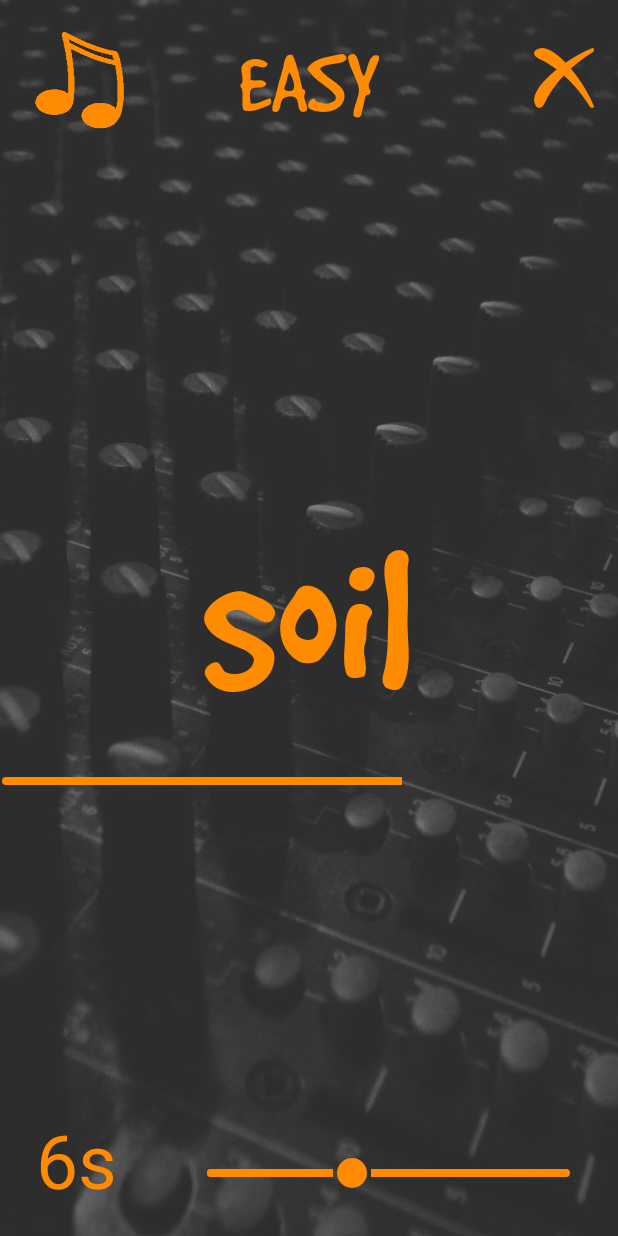
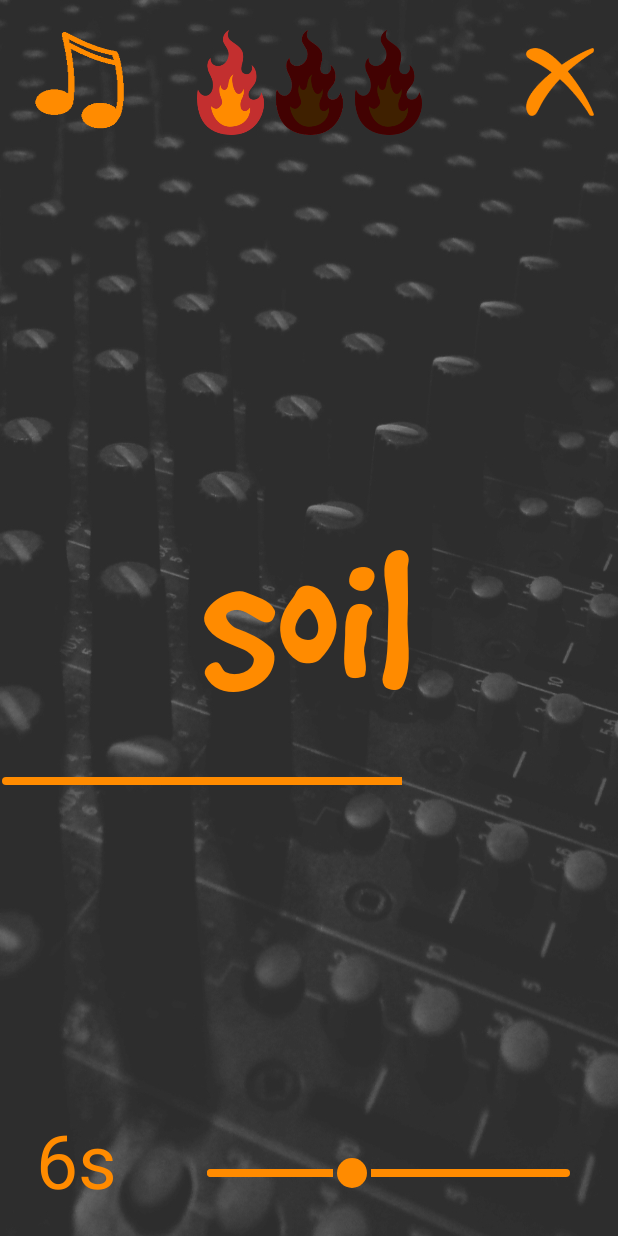
Before and after one commit to andyzhang50/Freestyle-Hero, an Android app: the screen it shows after launch (ScreenSlideActivity), after a tap on "PLAY", on a phone screen of 412 x 824 dp. Run offline under Robolectric (Android 15) with nearby library versions, the phone set to English and light mode, and no system bars.

Commit message:
Updated the toggle word difficulty feature. Made three options (easy, medium, hard). Changed icon of toggle difficulty button.

```diff
--- a/app/src/main/java/com/andy/freestylehero/MainActivity.java
+++ b/app/src/main/java/com/andy/freestylehero/MainActivity.java
@@ -19,12 +19,16 @@ public class MainActivity extends AppCompatActivity {
 
     // argument keys for mDuration, mIsModeHard and mIsMusicOn
     public static final String ARG_DURATION = "duration";
-    public static final String ARG_IS_MODE_HARD = "is_mode_hard";
     public static final String ARG_IS_MUSIC_ON = "is_music_on";
+    public static final String ARG_DIFFICULTY = "difficulty";
+
+    enum Difficulty {
+        EASY, MEDIUM, HARD
+    }
 
     private int mDuration; // Duration of each word's appearance on screen
-    private boolean mIsModeHard; // true if mode is hard, false if mode is easy
-    private boolean mIsMusicOn; // true if music turned on, false if turned off
+    private boolean mIsMusicOn; // True if music turned on, false if turned off
+    private Difficulty mDifficulty; // Word difficulty
     private static Typeface sCustomFontTypeFace; // Typeface variable for the main font
 
     @Override
@@ -33,8 +37,8 @@ public class MainActivity extends AppCompatActivity {
         setContentView(R.layout.activity_main);
 
         mDuration = DEFAULT_DURATION;
-        mIsModeHard = false;
         mIsMusicOn = true;
+        mDifficulty = Difficulty.EASY;
 
         sCustomFontTypeFace = Typeface.createFromAsset(getAssets(), CUSTOM_FONT_PATH);
 
@@ -55,7 +59,7 @@ public class MainActivity extends AppCompatActivity {
                 Intent intent = new Intent(MainActivity.this, ScreenSlideActivity.class);
                 intent.putExtra(ARG_DURATION, mDuration);
                 intent.putExtra(ARG_IS_MUSIC_ON, mIsMusicOn);
-                intent.putExtra(ARG_IS_MODE_HARD, mIsModeHard);
+                intent.putExtra(ARG_DIFFICULTY, mDifficulty);
                 startActivity(intent);
             }
         });
@@ -69,15 +73,17 @@ public class MainActivity extends AppCompatActivity {
             }
         });
 
-        // Easy/hard mode toggle button
-        ToggleButton modeToggleButton = findViewById(R.id.modeToggleButtonMain);
-        modeToggleButton.setTypeface(sCustomFontTypeFace);
-        modeToggleButton.setOnCheckedChangeListener(new CompoundButton.OnCheckedChangeListener() {
+        // Word difficulty toggle button
+        final ToggleDifficultyButton toggleDifficultyButton =
+                findViewById(R.id.toggleDifficultyButtonMain);
+        toggleDifficultyButton.setDifficulty(mDifficulty);
+        toggleDifficultyButton.setOnClickListener(new View.OnClickListener() {
             @Override
-            public void onCheckedChanged(CompoundButton compoundButton, boolean isModeHard) {
-                mIsModeHard = isModeHard;
+            public void onClick(View view) {
+                toggleDifficultyButton.onClick();
+                mDifficulty = toggleDifficultyButton.getDifficulty();
             }
-        });
+        }) ;
 
         // Text view displaying the currently set duration of each word's appearance on screen
         final TextView durationTextView = findViewById(R.id.durationTextViewMain);
--- a/app/src/main/java/com/andy/freestylehero/ScreenSlideActivity.java
+++ b/app/src/main/java/com/andy/freestylehero/ScreenSlideActivity.java
@@ -2,6 +2,7 @@ package com.andy.freestylehero;
 
 import android.animation.ObjectAnimator;
 import android.content.Intent;
+import android.content.res.Resources;
 import android.media.MediaPlayer;
 import android.support.v4.app.Fragment;
 import android.support.v4.app.FragmentManager;
@@ -22,6 +23,8 @@ import java.util.Random;
 import java.util.Timer;
 import java.util.TimerTask;
 
+import com.andy.freestylehero.MainActivity.Difficulty;
+
 public class ScreenSlideActivity extends FragmentActivity {
 
     private static final int MILLISECONDS_IN_SECOND = 1000;
@@ -38,12 +41,12 @@ public class ScreenSlideActivity extends FragmentActivity {
     // each word on screen
     private MediaPlayer mMediaPlayer; // Media player for playing rap beat
     private ToggleButton mMusicToggleButton; // Button for toggling music on and off
+    private ToggleDifficultyButton mToggleDifficultyButton; // Button for toggling word difficulty
 
-    private static boolean sIsModeHard; // true if mode is hard, false if mode is easy
-    private static String[] sEasyWords; // array of relatively easy words from which the program
-    // will draw words at random
-    private static String[] sHardWords; // array of relatively hard words from which the program
-    // will draw words at random
+    private static Difficulty sDifficulty; // word difficulty
+    private static String[] sEasyWords; // array of relatively easy words
+    private static String[] sMediumWords; // array of medium level words
+    private static String[] sHardWords; // array of relatively hard words
     private static Random sRandom; // Random object for selecting words at random
 
     @Override
@@ -96,20 +99,21 @@ public class ScreenSlideActivity extends FragmentActivity {
         mMusicToggleButton = findViewById(R.id.musicToggleButton);
         mMusicToggleButton.setChecked(getIntent().getBooleanExtra(MainActivity.ARG_IS_MUSIC_ON, true));
 
-        // Button for toggling between easy and hard modes
-        ToggleButton modeToggleButton = findViewById(R.id.modeToggleButton);
-        modeToggleButton.setChecked(getIntent().getBooleanExtra(MainActivity.ARG_IS_MODE_HARD,
-                false));
-        modeToggleButton.setOnCheckedChangeListener(new CompoundButton.OnCheckedChangeListener() {
+        mToggleDifficultyButton = findViewById(R.id.toggleDifficultyButton);
+        sDifficulty = (Difficulty) getIntent().getSerializableExtra(MainActivity.ARG_DIFFICULTY);
+        mToggleDifficultyButton.setDifficulty(sDifficulty);
+        mToggleDifficultyButton.setOnClickListener(new View.OnClickListener() {
             @Override
-            public void onCheckedChanged(CompoundButton compoundButton, boolean isModeHard) {
-                sIsModeHard = isModeHard;
+            public void onClick(View view) {
+                mToggleDifficultyButton.onClick();
+                sDifficulty = mToggleDifficultyButton.getDifficulty();
             }
-        });
-        modeToggleButton.setTypeface(MainActivity.getCustomFontTypeFace());
+        }) ;
 
-        sEasyWords = getResources().getStringArray(R.array.easy_words);
-        sHardWords = getResources().getStringArray(R.array.hard_words);
+        Resources res = getResources();
+        sEasyWords = res.getStringArray(R.array.easy_words);
+        sMediumWords = res.getStringArray(R.array.medium_words);
+        sHardWords = res.getStringArray(R.array.hard_words);
         sRandom = new Random();
     }
 
@@ -192,8 +196,8 @@ public class ScreenSlideActivity extends FragmentActivity {
 
         @Override
         public Fragment getItem(int position) {
-            return ScreenSlidePageFragment.newInstance(sRandom, sIsModeHard,
-                    sEasyWords, sHardWords);
+            return ScreenSlidePageFragment.newInstance(sRandom, sDifficulty,
+                    sEasyWords, sMediumWords, sHardWords);
         }
 
         @Override
--- a/app/src/main/java/com/andy/freestylehero/ScreenSlidePageFragment.java
+++ b/app/src/main/java/com/andy/freestylehero/ScreenSlidePageFragment.java
@@ -1,5 +1,6 @@
 package com.andy.freestylehero;
 
+import android.graphics.Color;
 import android.support.v4.app.Fragment;
 import android.os.Bundle;
 import android.support.v4.widget.TextViewCompat;
@@ -10,23 +11,29 @@ import android.view.ViewGroup;
 import android.widget.TextView;
 import java.util.Random;
 
+import com.andy.freestylehero.MainActivity.Difficulty;
+
 public class ScreenSlidePageFragment extends Fragment {
 
-    // argument keys for easyWords, hardWords, random, and isModeHard in the onCreateView method
+    // argument keys for easyWords, mediumWords, hardWords, random, and difficulty in the
+    // onCreateView method
     public static final String ARG_EASY_WORDS = "easy_words";
+    public static final String ARG_MEDIUM_WORDS = "medium_words";
     public static final String ARG_HARD_WORDS = "hard_words";
     public static final String ARG_RANDOM = "random";
-    public static final String ARG_IS_MODE_HARD = "is_mode_hard";
+    public static final String ARG_DIFFICULTY = "difficulty";
 
-    // create a new instance of ScreenSlidePageFragment with random, isModeHard, easyWords and
-    // hardWords as args.
-    public static ScreenSlidePageFragment newInstance(Random random, boolean isModeHard,
-                                                      String[] easyWords, String[] hardWords) {
+    // create a new instance of ScreenSlidePageFragment with random, difficulty, easyWords,
+    // mediumWords and hardWords as args.
+    public static ScreenSlidePageFragment newInstance(Random random, Difficulty difficulty,
+                                                      String[] easyWords, String[] mediumWords,
+                                                      String[] hardWords) {
         ScreenSlidePageFragment fragment = new ScreenSlidePageFragment();
         Bundle args = new Bundle();
         args.putSerializable(ARG_RANDOM, random);
-        args.putBoolean(ARG_IS_MODE_HARD, isModeHard);
+        args.putSerializable(ARG_DIFFICULTY, difficulty);
         args.putStringArray(ARG_EASY_WORDS, easyWords);
+        args.putStringArray(ARG_MEDIUM_WORDS, mediumWords);
         args.putStringArray(ARG_HARD_WORDS, hardWords);
         fragment.setArguments(args);
         return fragment;
@@ -52,18 +59,26 @@ public class ScreenSlidePageFragment extends Fragment {
 
         Bundle args = getArguments();
         String[] easyWords = args.getStringArray(ARG_EASY_WORDS);
+        String[] mediumWords = args.getStringArray(ARG_MEDIUM_WORDS);
         String[] hardWords = args.getStringArray(ARG_HARD_WORDS);
         Random random = (Random) args.getSerializable(ARG_RANDOM);
-        Boolean isModeHard = args.getBoolean(ARG_IS_MODE_HARD);
-        if (random == null || easyWords == null || hardWords == null)
+        Difficulty difficulty = (Difficulty) args.getSerializable(ARG_DIFFICULTY);
+        if (random == null || easyWords == null || mediumWords == null || hardWords == null
+                || difficulty == null)
             throw new NullPointerException("args not instantiated");
 
-        // if in hard mode, take a word from the hardWords string array 80% of the time, and from
-        // the easyWords string array 20% of the time. If in easy mode, take a word from easyWords.
-        if (isModeHard && random.nextInt(5) > 0) {
-            textView.setText(hardWords[random.nextInt(hardWords.length)]);
-        } else {
-            textView.setText(easyWords[random.nextInt(easyWords.length)]);
+        switch (difficulty) {
+            case EASY:
+                textView.setText(easyWords[random.nextInt(easyWords.length)]);
+                textView.setTextColor(getResources().getColor(R.color.orange));
+                break;
+            case MEDIUM:
+                textView.setText(mediumWords[random.nextInt(mediumWords.length)]);
+                textView.setTextColor(getResources().getColor(R.color.stronger_orange));
+                break;
+            case HARD:
+                textView.setText(hardWords[random.nextInt(hardWords.length)]);
+                textView.setTextColor(getResources().getColor(R.color.red));
         }
 
         return rootView;
--- /dev/null
+++ b/app/src/main/java/com/andy/freestylehero/ToggleDifficultyButton.java
@@ -0,0 +1,51 @@
+package com.andy.freestylehero;
+
+import android.content.Context;
+import android.util.AttributeSet;
+import android.support.v7.widget.AppCompatImageButton;
+
+import com.andy.freestylehero.MainActivity.Difficulty;
+
+public class ToggleDifficultyButton extends AppCompatImageButton {
+
+    private Difficulty mDifficulty; // word difficulty
+
+    public ToggleDifficultyButton(Context context) {
+        super(context);
+        setDifficulty(Difficulty.EASY);
+    }
+
+    public ToggleDifficultyButton(Context context, AttributeSet attrs) {
+        super(context, attrs);
+        setDifficulty(Difficulty.EASY);
+    }
+
+    public ToggleDifficultyButton(Context context, AttributeSet attrs, int defStyle) {
+        super(context, attrs, defStyle);
+        setDifficulty(Difficulty.EASY);
+    }
+
+    public void setDifficulty(Difficulty difficulty) {
+        mDifficulty = difficulty;
+        switch (mDifficulty) {
+            case EASY:
+                setImageResource(R.drawable.ic_mode_easy);
+                break;
+            case MEDIUM:
+                setImageResource(R.drawable.ic_mode_medium);
+                break;
+            case HARD:
+                setImageResource(R.drawable.ic_mode_hard);
+                break;
+        }
+    }
+
+    public Difficulty getDifficulty() {
+        return mDifficulty;
+    }
+
+    public void onClick() {
+        int next = (mDifficulty.ordinal() + 1) % Difficulty.values().length;
+        setDifficulty(Difficulty.values()[next]);
+    }
+}
--- a/app/src/main/res/layout/activity_screen_slide.xml
+++ b/app/src/main/res/layout/activity_screen_slide.xml
@@ -89,28 +89,26 @@
         android:textOn=""
         android:textOff=""/>
 
-    <ToggleButton
-        android:id="@+id/modeToggleButton"
-        android:layout_width="wrap_content"
-        android:layout_height="wrap_content"
+    <com.andy.freestylehero.ToggleDifficultyButton
+        android:id="@+id/toggleDifficultyButton"
+        android:layout_width="150dp"
+        android:layout_height="70dp"
         android:layout_marginEnd="0dp"
         android:layout_marginLeft="0dp"
         android:layout_marginRight="0dp"
-        android:layout_marginTop="24dp"
-        android:background="@android:color/transparent"
-        android:textAlignment="center"
-        android:textColor="@color/orange"
-        android:textOff="@string/button_easy"
-        android:textOn="@string/button_hard"
-        android:textSize="60sp"
+        android:layout_marginTop="20dp"
+        android:src="@drawable/ic_mode_easy"
+        android:scaleType="fitCenter"
+        android:padding="0dp"
+        android:background="@null"
         app:layout_constraintLeft_toLeftOf="parent"
         app:layout_constraintRight_toRightOf="parent"
         app:layout_constraintTop_toTopOf="parent" />
 
     <Button
         android:id="@+id/exitButton"
-        android:layout_width="40dp"
-        android:layout_height="40dp"
+        android:layout_width="45dp"
+        android:layout_height="45dp"
         android:layout_marginRight="32dp"
         android:layout_marginEnd="16dp"
         app:layout_constraintRight_toRightOf="parent"
--- a/app/src/main/res/values/colors.xml
+++ b/app/src/main/res/values/colors.xml
@@ -4,4 +4,6 @@
     <color name="colorPrimaryDark">#303F9F</color>
     <color name="colorAccent">#FF4081</color>
     <color name="orange">#FF8B00</color>
+    <color name="stronger_orange">#FF5000</color>
+    <color name="red">#C32F2F</color>
 </resources>
--- a/app/src/main/res/values/words.xml
+++ b/app/src/main/res/values/words.xml
@@ -874,7 +874,7 @@
         <item>wake</item>
         <item>wrap</item>
     </string-array>
-    <string-array name="hard_words">
+    <string-array name="medium_words">
         <item>history</item>
         <item>computer</item>
         <item>reading</item>
@@ -1199,6 +1199,8 @@
         <item>anybody</item>
         <item>stretch</item>
         <item>tomorrow</item>
+    </string-array>
+    <string-array name="hard_words">
         <item>information</item>
         <item>government</item>
         <item>understanding</item>
```
Also changed, not shown: app/src/main/res/layout/activity_main.xml (+11 -13 lines), app/src/main/res/drawable/ic_mode_easy.png (added), app/src/main/res/drawable/ic_mode_hard.png (added), app/src/main/res/drawable/ic_mode_medium.png (added).
